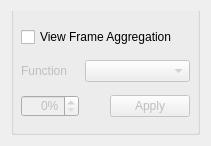
The window that hexrd/ui/resources/ui/frame_aggregation.ui (HEXRD/hexrdgui) describes before a commit, drawn with Qt 5.
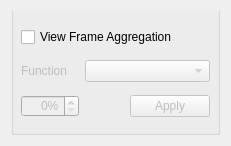
The same window after the commit.

Diff of the .ui file:
```diff
--- a/hexrd/ui/resources/ui/frame_aggregation.ui
+++ b/hexrd/ui/resources/ui/frame_aggregation.ui
@@ -6,7 +6,7 @@
    <rect>
     <x>0</x>
     <y>0</y>
-    <width>211</width>
+    <width>231</width>
     <height>146</height>
    </rect>
   </property>
@@ -25,6 +25,9 @@
      <layout class="QGridLayout" name="gridLayout">
       <item row="0" column="0" colspan="3">
        <widget class="QCheckBox" name="view_stats">
+        <property name="enabled">
+         <bool>true</bool>
+        </property>
         <property name="text">
          <string>View Frame Aggregation</string>
         </property>
```
